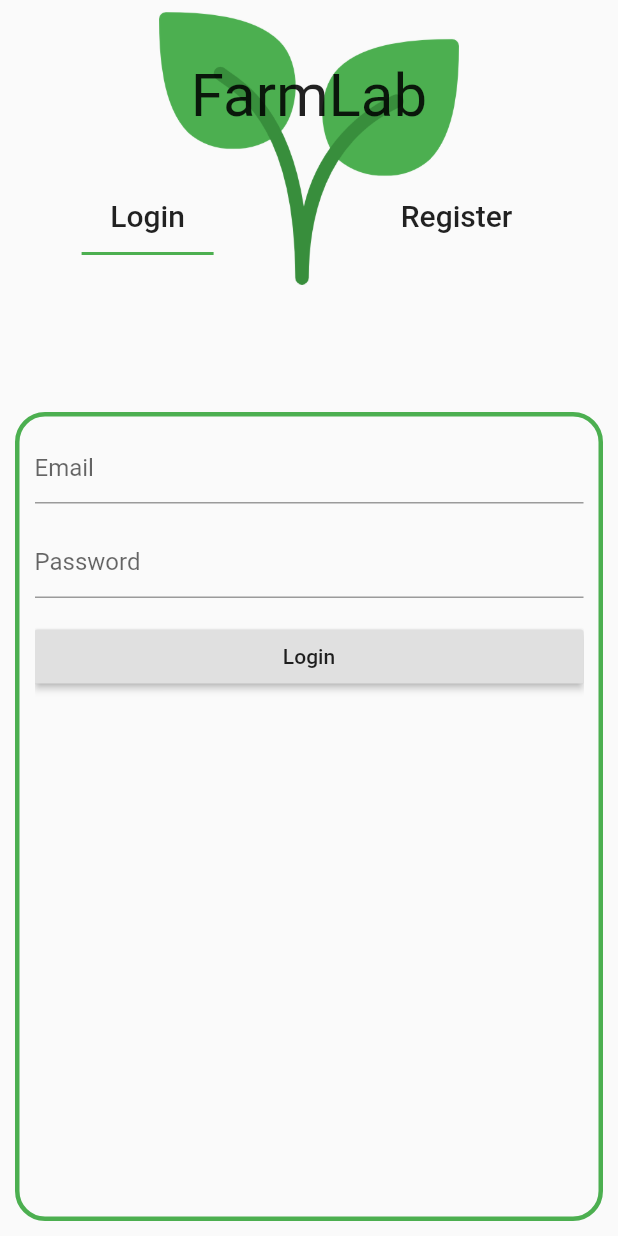
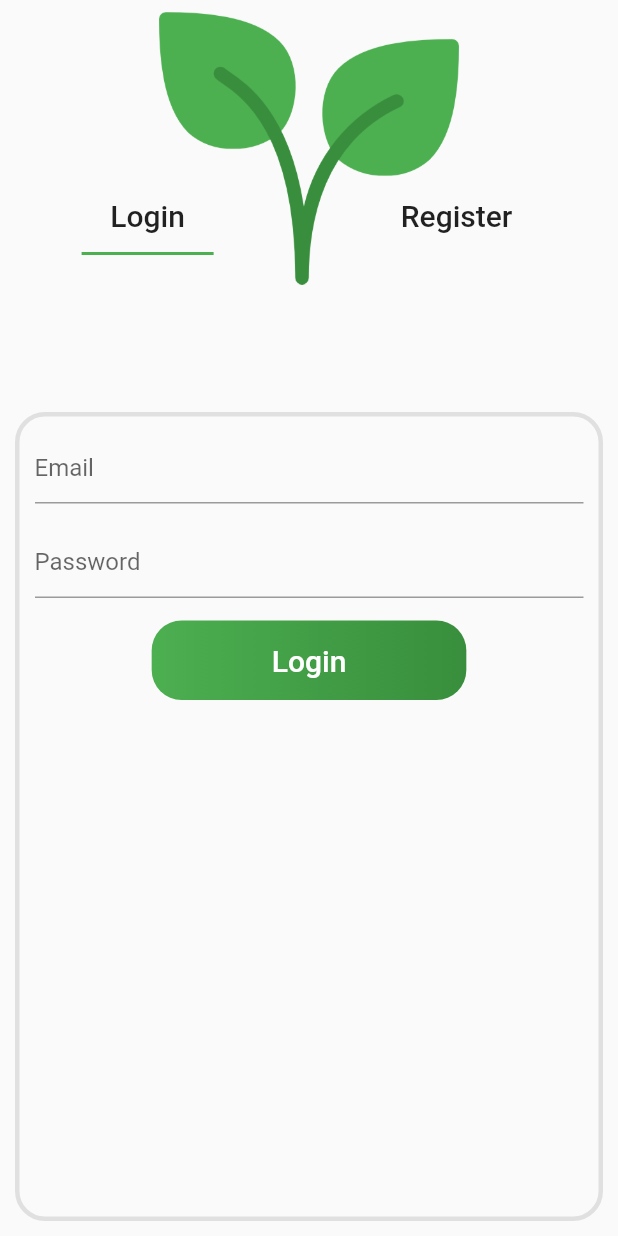
Before and after one commit to jp19-lafa/Mobile-Front, a Flutter app: the screen it shows after launch, on a phone screen of 412 x 824 dp. Run offline on Flutter 3.47's test engine with Material 2 defaults, Android fonts, the phone set to English and light mode, and no system bars; our stand-ins replace connectivity, flutter_bluetooth_serial, shared_preferences; missing offline and left inert: enum_to_string, open_settings.

Commit message:
Styled Login screen

```diff
--- /dev/null
+++ b/lib/components/gradient_button.dart
@@ -0,0 +1,48 @@
+import 'package:flutter/material.dart';
+
+class GradientButton extends StatelessWidget {
+  GradientButton(
+    this.text, {
+    @required this.onPressed,
+    @required this.gradientColors,
+    this.padding = const EdgeInsets.fromLTRB(80, 15, 80, 15),
+    this.borderRadius = const BorderRadius.all(Radius.circular(20)),
+    this.gradientBegin = Alignment.centerLeft,
+    this.gradientEnd = Alignment.centerRight,
+  });
+
+  final String text;
+  final VoidCallback onPressed;
+  final List<Color> gradientColors;
+  final Alignment gradientBegin;
+  final Alignment gradientEnd;
+  final EdgeInsets padding;
+  final BorderRadius borderRadius;
+
+  @override
+  Widget build(BuildContext context) {
+    return RaisedButton(
+      color: Colors.transparent,
+      elevation: 0,
+      highlightElevation: 1,
+      onPressed: onPressed,
+      textColor: Colors.white,
+      padding: EdgeInsets.all(0.0),
+      child: Container(
+        decoration: BoxDecoration(
+          gradient: LinearGradient(
+            colors: gradientColors,
+            begin: gradientBegin,
+            end: gradientEnd,
+          ),
+          borderRadius: borderRadius,
+        ),
+        padding: padding,
+        child: Text(
+          text,
+          style: TextStyle(fontSize: 20),
+        ),
+      ),
+    );
+  }
+}
--- a/lib/screens/login_page.dart
+++ b/lib/screens/login_page.dart
@@ -1,3 +1,4 @@
+import 'package:farm_lab_mobile/components/gradient_button.dart';
 import 'package:farm_lab_mobile/components/tab_item.dart';
 import 'package:farm_lab_mobile/models/authentication.dart';
 import 'package:farm_lab_mobile/screens/node_summary_page.dart';
@@ -91,7 +92,7 @@ class _LoginPageState extends State<LoginPage> with TickerProviderStateMixin {
     }
   }
 
-  void login(var data) async{
+  void login(var data) async {
     if (data is Token) {
       Token token = data;
       await token.store();
@@ -131,17 +132,6 @@ class _LoginPageState extends State<LoginPage> with TickerProviderStateMixin {
                           child: Image.asset(
                             'assets/logo.png',
                             width: 200,
-                          ),
-                        ),
-                      ),
-                      Center(
-                        child: Padding(
-                          padding: const EdgeInsets.only(top: 40),
-                          child: Text(
-                            'FarmLab',
-                            style: TextStyle(
-                              fontSize: 40,
-                            ),
                           ),
                         ),
                       ),
@@ -187,7 +177,7 @@ class _LoginPageState extends State<LoginPage> with TickerProviderStateMixin {
                   decoration: BoxDecoration(
                     border: Border.all(
                       width: 3,
-                      color: Colors.green,
+                      color: Colors.grey[300],
                     ),
                     borderRadius: BorderRadius.circular(20),
                   ),
@@ -216,8 +206,12 @@ class _LoginPageState extends State<LoginPage> with TickerProviderStateMixin {
                           SizedBox(
                             height: 15,
                           ),
-                          RaisedButton(
-                            child: Text('Login'),
+                          GradientButton(
+                            'Login',
+                            gradientColors: <Color>[
+                              Color(0xff4caf50),
+                              Color(0xff388e3c)
+                            ],
                             onPressed: () {
                               loginAction();
                             },
@@ -273,8 +267,12 @@ class _LoginPageState extends State<LoginPage> with TickerProviderStateMixin {
                           SizedBox(
                             height: 15,
                           ),
-                          RaisedButton(
-                            child: Text('Register'),
+                          GradientButton(
+                            'Register',
+                            gradientColors: <Color>[
+                              Color(0xff4caf50),
+                              Color(0xff388e3c)
+                            ],
                             onPressed: () {
                               registerAction();
                             },
```
